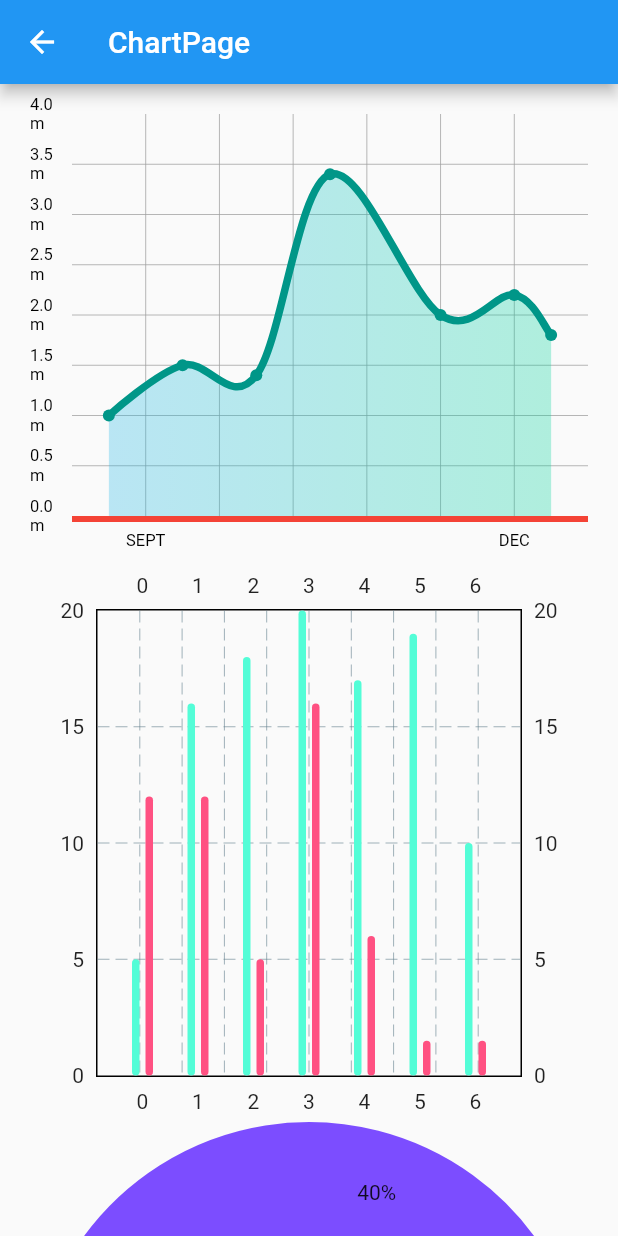
After one commit to chendengyuanxm/flutter_study, a Flutter app: the ChartPage screen opened directly, on a phone screen of 412 x 824 dp. The commit adds this screen. Run offline on Flutter 3.47's test engine with Material 2 defaults, Android fonts, the phone set to English and light mode, and no system bars; drawn by our look-alikes of fl_chart; our stand-ins replace floor, isolate, sqflite; accounts and stored records are empty; generated files the repository leaves out were written again.

Commit message:
fl_chart图表库操作

```diff
--- /dev/null
+++ b/lib/pages/ChartPage.dart
@@ -0,0 +1,171 @@
+import 'package:fl_chart/fl_chart.dart';
+import 'package:flutter/material.dart';
+
+class ChartPage extends StatefulWidget {
+  const ChartPage({Key? key}) : super(key: key);
+
+  @override
+  _ChartPageState createState() => _ChartPageState();
+}
+
+class _ChartPageState extends State<ChartPage> {
+  List<Color> gradientColors = [
+    const Color(0xff23b6e6),
+    const Color(0xff02d39a),
+  ];
+
+  @override
+  Widget build(BuildContext context) {
+    return Scaffold(
+      appBar: AppBar(
+        title: Text('ChartPage'),
+      ),
+      body: SingleChildScrollView(
+        child: Container(
+          padding: EdgeInsets.all(20),
+          child: Column(
+            children: [
+              lineChart(),
+              barChart(),
+              pieChart(),
+            ],
+          ),
+        ),
+      ),
+    );
+  }
+
+  Widget lineChart() {
+    return Container(
+      width: 400,
+      height: 300,
+      child: LineChart(
+        LineChartData(
+          lineBarsData: [
+            LineChartBarData(
+              isCurved: true,
+              barWidth: 5,
+              colors: [Colors.teal],
+              isStrokeCapRound: false,
+              dotData: FlDotData(show: true),
+              belowBarData: BarAreaData(
+                show: true,
+                colors: gradientColors.map((color) => color.withOpacity(0.3)).toList(),
+              ),
+              spots: [
+                FlSpot(1, 1),
+                FlSpot(3, 1.5),
+                FlSpot(5, 1.4),
+                FlSpot(7, 3.4),
+                FlSpot(10, 2),
+                FlSpot(12, 2.2),
+                FlSpot(13, 1.8),
+              ],
+            ),
+          ],
+          lineTouchData: LineTouchData(
+            handleBuiltInTouches: true,
+            touchTooltipData: LineTouchTooltipData(
+              tooltipBgColor: Colors.green.withOpacity(0.8),
+            ),
+          ),
+          gridData: FlGridData(
+            drawVerticalLine: true,
+          ),
+          titlesData: FlTitlesData(
+            rightTitles: SideTitles(showTitles: false),
+            topTitles: SideTitles(showTitles: false),
+            leftTitles: SideTitles(
+              showTitles: true,
+              getTitles: (value) => '${value}m'
+            ),
+            bottomTitles: SideTitles(
+              showTitles: true,
+              getTitles: (value) {
+                switch(value.toInt()) {
+                  case 2:
+                    return 'SEPT';
+                  case 7:
+                    return 'OCT';
+                  case 12:
+                    return 'DEC';
+                }
+                return '';
+              },
+            ),
+          ),
+          borderData: FlBorderData(
+            border: Border(
+              bottom: BorderSide(color: Colors.red, width: 4),
+            ),
+          ),
+          minX: 0,
+          maxX: 14,
+          maxY: 4,
+          minY: 0,
+        ),
+      ),
+    );
+  }
+
+  BarChartGroupData makeGroupData(int x, double y1, double y2) {
+    return BarChartGroupData(barsSpace: 4, x: x, barRods: [
+      BarChartRodData(
+        y: y1,
+        colors: [Color(0xff53fdd7)],
+        width: 5,
+      ),
+      BarChartRodData(
+        y: y2,
+        colors: [Color(0xffff5182)],
+        width: 5,
+      ),
+    ]);
+  }
+
+  Widget barChart() {
+    final barGroup1 = makeGroupData(0, 5, 12);
+    final barGroup2 = makeGroupData(1, 16, 12);
+    final barGroup3 = makeGroupData(2, 18, 5);
+    final barGroup4 = makeGroupData(3, 20, 16);
+    final barGroup5 = makeGroupData(4, 17, 6);
+    final barGroup6 = makeGroupData(5, 19, 1.5);
+    final barGroup7 = makeGroupData(6, 10, 1.5);
+
+    final items = [
+      barGroup1,
+      barGroup2,
+      barGroup3,
+      barGroup4,
+      barGroup5,
+      barGroup6,
+      barGroup7,
+    ];
+
+    return AspectRatio(
+      aspectRatio: 1,
+      child: BarChart(
+        BarChartData(
+          maxY: 20,
+          barGroups: items,
+        ),
+      ),
+    );
+  }
+
+  Widget pieChart() {
+    return AspectRatio(
+      aspectRatio: 1,
+      child: PieChart(
+        PieChartData(
+          sections: List.generate(4, (index) => PieChartSectionData(
+            color: Colors.accents[index],
+            value: (10*(index+1)).toDouble(),
+            title: '${(index+1)*10}%',
+            radius: 80,
+          )),
+        ),
+      ),
+    );
+  }
+}
--- a/lib/pages/home_page.dart
+++ b/lib/pages/home_page.dart
@@ -1,4 +1,5 @@
 import 'package:flutter/material.dart';
+import 'package:flutterstudy/pages/ChartPage.dart';
 import 'package:flutterstudy/pages/floor_test_page.dart';
 import 'package:flutterstudy/pages/grid_paper_test_page.dart';
 import 'package:flutterstudy/pages/isolate_test_page.dart';
@@ -38,6 +39,7 @@ class _HomePageState extends State<HomePage> {
       PageItem(name: 'WidgetTestPage', page: WidgetTestPage()),
       PageItem(name: 'FloorTestPage', page: FloorTestPage()),
       PageItem(name: 'IsolateTestPage', page: IsolateTestPage()),
+      PageItem(name: 'ChartPage', page: ChartPage()),
     ];
   }
 
--- a/pubspec.yaml
+++ b/pubspec.yaml
@@ -33,6 +33,10 @@ dependencies:
     sdk: flutter
   floor: ^1.1.0
   isolate: ^2.0.2
+#  fl_chart: ^0.40.0
+  fl_chart:
+    path: ../open-source/fl_chart
+
 
 dev_dependencies:
   flutter_test:
```
Also changed, not shown: pubspec.lock.
